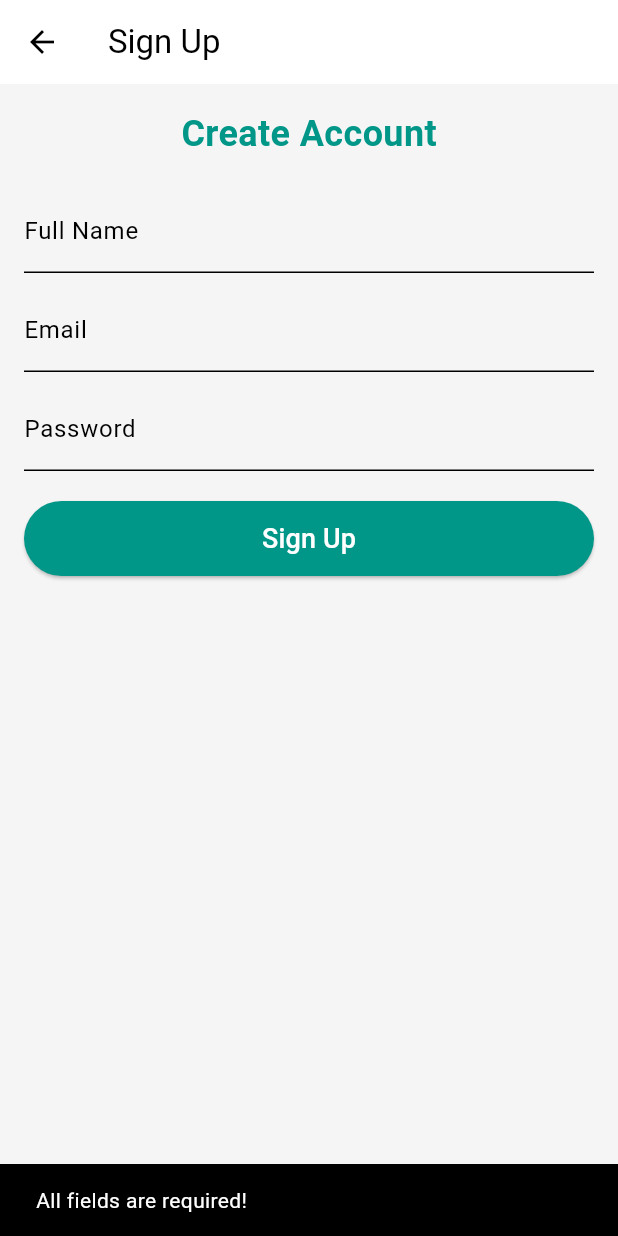
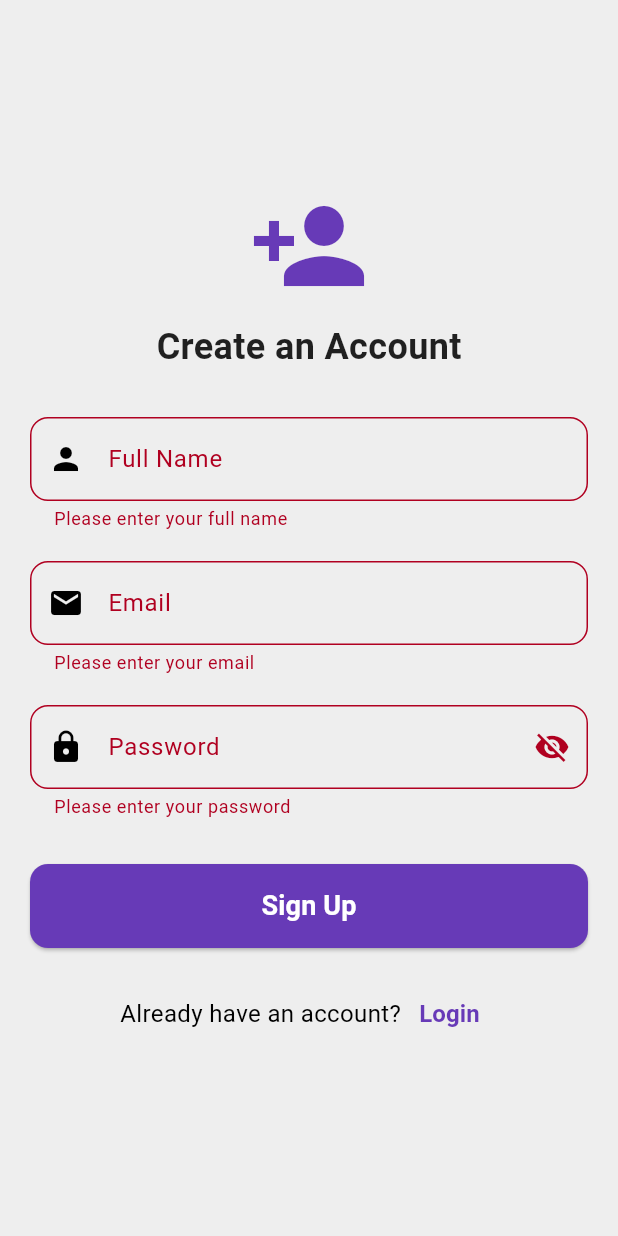
Before and after one commit to akhnasj/predictive-modelling-for-loan-approval, a Flutter app: the SignUpPage screen opened directly, after a tap on "Sign Up", on a phone screen of 412 x 824 dp. Run offline on Flutter 3.47's test engine with Material 3 defaults, Android fonts, the light colour scheme and no system bars.

Commit message:
Signup Page

```diff
--- a/app/lib/signup_page.dart
+++ b/app/lib/signup_page.dart
@@ -1,72 +1,159 @@
 import 'package:flutter/material.dart';
-import 'main.dart';
 import 'login_page.dart';
 
 class SignUpPage extends StatefulWidget {
   const SignUpPage({super.key});
 
   @override
-  _SignUpPageState createState() => _SignUpPageState();
+  State<SignUpPage> createState() => _SignUpPageState();
 }
 
 class _SignUpPageState extends State<SignUpPage> {
-  final TextEditingController nameController = TextEditingController();
-  final TextEditingController emailController = TextEditingController();
-  final TextEditingController passwordController = TextEditingController();
+  final _formKey = GlobalKey<FormState>();
+  final TextEditingController _nameController = TextEditingController();
+  final TextEditingController _emailController = TextEditingController();
+  final TextEditingController _passwordController = TextEditingController();
+  bool _isPasswordVisible = false;
 
-  void signUp() {
-    if (nameController.text.isNotEmpty &&
-        emailController.text.isNotEmpty &&
-        passwordController.text.isNotEmpty) {
+  void _signUp() {
+    if (_formKey.currentState!.validate()) {
+      ScaffoldMessenger.of(context).showSnackBar(
+        const SnackBar(content: Text("Account created! Please login.")),
+      );
       Navigator.pushReplacement(
         context,
         MaterialPageRoute(builder: (context) => const LoginPage()),
       );
-      ScaffoldMessenger.of(context).showSnackBar(
-          const SnackBar(content: Text("Account created! Please login.")));
-    } else {
-      ScaffoldMessenger.of(context).showSnackBar(
-          const SnackBar(content: Text("All fields are required!")));
     }
   }
 
   @override
   Widget build(BuildContext context) {
     return Scaffold(
-      appBar: AppBar(title: const Text("Sign Up")),
-      body: Padding(
-        padding: const EdgeInsets.all(16.0),
+      backgroundColor: Colors.grey[200],
+      body: Center(
+        child: SingleChildScrollView(
+          padding: const EdgeInsets.all(20.0),
+          child: Form(
+            key: _formKey,
             child: Column(
-          mainAxisSize: MainAxisSize.min,
+              crossAxisAlignment: CrossAxisAlignment.center,
               children: [
-            const Text("Create Account",
+                const Icon(Icons.person_add,
+                    size: 80, color: Colors.deepPurple),
+                const SizedBox(height: 10),
+                const Text(
+                  "Create an Account",
                   style: TextStyle(
                       fontSize: 24,
                       fontWeight: FontWeight.bold,
-                    color: Colors.teal)),
+                      color: Colors.black87),
+                ),
+                const SizedBox(height: 30),
+
+                // Full Name Field
+                TextFormField(
+                  controller: _nameController,
+                  decoration: InputDecoration(
+                    labelText: "Full Name",
+                    prefixIcon: const Icon(Icons.person),
+                    border: OutlineInputBorder(
+                        borderRadius: BorderRadius.circular(12)),
+                  ),
+                  validator: (value) => value == null || value.isEmpty
+                      ? "Please enter your full name"
+                      : null,
+                ),
                 const SizedBox(height: 20),
-            TextField(
-                controller: nameController,
-                decoration: const InputDecoration(labelText: "Full Name")),
-            const SizedBox(height: 10),
-            TextField(
-                controller: emailController,
-                decoration: const InputDecoration(labelText: "Email")),
-            const SizedBox(height: 10),
-            TextField(
-                controller: passwordController,
-                decoration: const InputDecoration(labelText: "Password"),
-                obscureText: true),
+
+                // Email Field
+                TextFormField(
+                  controller: _emailController,
+                  decoration: InputDecoration(
+                    labelText: "Email",
+                    prefixIcon: const Icon(Icons.email),
+                    border: OutlineInputBorder(
+                        borderRadius: BorderRadius.circular(12)),
+                  ),
+                  keyboardType: TextInputType.emailAddress,
+                  validator: (value) => value == null || value.isEmpty
+                      ? "Please enter your email"
+                      : null,
+                ),
                 const SizedBox(height: 20),
-            ElevatedButton(
-              onPressed: signUp,
+
+                // Password Field with Visibility Toggle
+                TextFormField(
+                  controller: _passwordController,
+                  obscureText: !_isPasswordVisible,
+                  decoration: InputDecoration(
+                    labelText: "Password",
+                    prefixIcon: const Icon(Icons.lock),
+                    suffixIcon: IconButton(
+                      icon: Icon(
+                        _isPasswordVisible
+                            ? Icons.visibility
+                            : Icons.visibility_off,
+                      ),
+                      onPressed: () {
+                        setState(() {
+                          _isPasswordVisible = !_isPasswordVisible;
+                        });
+                      },
+                    ),
+                    border: OutlineInputBorder(
+                        borderRadius: BorderRadius.circular(12)),
+                  ),
+                  validator: (value) => value == null || value.isEmpty
+                      ? "Please enter your password"
+                      : null,
+                ),
+                const SizedBox(height: 30),
+
+                // Sign Up Button
+                SizedBox(
+                  width: double.infinity,
+                  child: ElevatedButton(
                     style: ElevatedButton.styleFrom(
-                  minimumSize: const Size(double.infinity, 50),
-                  backgroundColor: Colors.teal),
+                      padding: const EdgeInsets.symmetric(vertical: 15),
+                      backgroundColor: Colors.deepPurple,
+                      foregroundColor: Colors.white,
+                      shape: RoundedRectangleBorder(
+                          borderRadius: BorderRadius.circular(12)),
+                    ),
+                    onPressed: _signUp,
                     child: const Text("Sign Up",
-                  style: TextStyle(fontSize: 18, color: Colors.white)),
+                        style: TextStyle(
+                            fontSize: 18, fontWeight: FontWeight.bold)),
+                  ),
+                ),
+                const SizedBox(height: 20),
+
+                // Already have an account? Login
+                Row(
+                  mainAxisAlignment: MainAxisAlignment.center,
+                  children: [
+                    const Text("Already have an account?",
+                        style: TextStyle(fontSize: 16)),
+                    TextButton(
+                      onPressed: () {
+                        Navigator.pushReplacement(
+                          context,
+                          MaterialPageRoute(
+                              builder: (context) => const LoginPage()),
+                        );
+                      },
+                      child: const Text("Login",
+                          style: TextStyle(
+                              fontSize: 16,
+                              fontWeight: FontWeight.bold,
+                              color: Colors.deepPurple)),
                     ),
                   ],
+                ),
+              ],
+            ),
+          ),
         ),
       ),
     );
```
Lines whose indentation alone changed are shown as unchanged.
